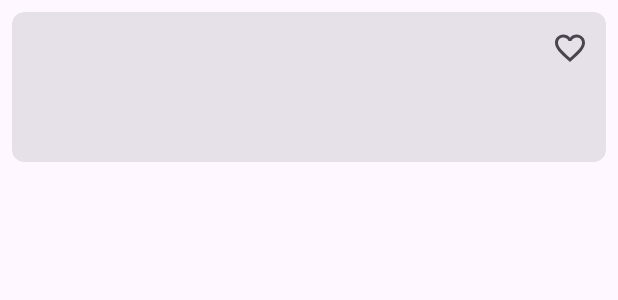
After one commit to DevLeonardoTissi/Student_diary, an Android app: the layout discipline_item.xml on its own in the app's theme, with its tools: preview values and no code run, on a phone screen of 412 x 824 dp. The commit adds this screen. Shown: the top 300 px of the screen. Run offline under Robolectric (Android 15) with nearby library versions, the phone set to English and light mode, and no system bars.

Commit message:
discipline_item.xml

```diff
--- a/app/src/main/java/com/example/studentdiary/di/modules/appModules.kt
+++ b/app/src/main/java/com/example/studentdiary/di/modules/appModules.kt
@@ -25,12 +25,9 @@
             AppDatabase::class.java,
             DATABASE_NAME
         ).build()
-
     }
 
-    single {
-        get<AppDatabase>().disciplineDAO
-    }
+    single { get<AppDatabase>().disciplineDAO }
 }
 
 val firebaseModule = module {
@@ -39,7 +36,6 @@
 }
 
 val retrofitModule = module {
-
     single {
         Retrofit.Builder()
             .baseUrl("https://dicio-api-ten.vercel.app/v2/")
--- /dev/null
+++ b/app/src/main/res/drawable/ic_favorite_filled.xml
@@ -0,0 +1,5 @@
+<vector android:height="24dp" android:tint="#FFFFFF"
+    android:viewportHeight="24" android:viewportWidth="24"
+    android:width="24dp" xmlns:android="http://schemas.android.com/apk/res/android">
+    <path android:fillColor="@android:color/white" android:pathData="M12,21.35l-1.45,-1.32C5.4,15.36 2,12.28 2,8.5 2,5.42 4.42,3 7.5,3c1.74,0 3.41,0.81 4.5,2.09C13.09,3.81 14.76,3 16.5,3 19.58,3 22,5.42 22,8.5c0,3.78 -3.4,6.86 -8.55,11.54L12,21.35z"/>
+</vector>
--- /dev/null
+++ b/app/src/main/res/drawable/ic_favorite_outlined.xml
@@ -0,0 +1,5 @@
+<vector android:height="24dp" android:tint="#FFFFFF"
+    android:viewportHeight="24" android:viewportWidth="24"
+    android:width="24dp" xmlns:android="http://schemas.android.com/apk/res/android">
+    <path android:fillColor="@android:color/white" android:pathData="M16.5,3c-1.74,0 -3.41,0.81 -4.5,2.09C10.91,3.81 9.24,3 7.5,3 4.42,3 2,5.42 2,8.5c0,3.78 3.4,6.86 8.55,11.54L12,21.35l1.45,-1.32C18.6,15.36 22,12.28 22,8.5 22,5.42 19.58,3 16.5,3zM12.1,18.55l-0.1,0.1 -0.1,-0.1C7.14,14.24 4,11.39 4,8.5 4,6.5 5.5,5 7.5,5c1.54,0 3.04,0.99 3.57,2.36h1.87C13.46,5.99 14.96,5 16.5,5c2,0 3.5,1.5 3.5,3.5 0,2.89 -3.14,5.74 -7.9,10.05z"/>
+</vector>
--- /dev/null
+++ b/app/src/main/res/drawable/sl_favorite.xml
@@ -0,0 +1,8 @@
+<?xml version="1.0" encoding="utf-8"?>
+<selector xmlns:android="http://schemas.android.com/apk/res/android">
+
+    <item android:drawable="@drawable/ic_favorite_outlined" android:state_checked="false" />
+    <item android:drawable="@drawable/ic_favorite_filled" android:state_checked="true" />
+    <item android:drawable="@drawable/ic_favorite_outlined"/>
+
+</selector>
--- /dev/null
+++ b/app/src/main/res/layout/discipline_item.xml
@@ -0,0 +1,28 @@
+<?xml version="1.0" encoding="utf-8"?>
+<androidx.cardview.widget.CardView xmlns:android="http://schemas.android.com/apk/res/android"
+    android:layout_width="match_parent"
+    android:layout_height="100dp"
+    xmlns:app="http://schemas.android.com/apk/res-auto"
+    android:elevation="@dimen/elevation_default"
+    app:cardCornerRadius="@dimen/cardCornerRadius_default"
+    android:clickable="true"
+    android:focusable="true"
+    style="?attr/materialCardViewFilledStyle"
+    android:layout_margin="@dimen/cardCornerRadius_default">
+
+    <androidx.constraintlayout.widget.ConstraintLayout
+        android:layout_width="match_parent"
+        android:layout_height="match_parent">
+
+        <CheckBox
+            app:layout_constraintTop_toTopOf="parent"
+            app:layout_constraintEnd_toEndOf="parent"
+            android:layout_width="wrap_content"
+            android:layout_height="wrap_content"
+            android:button="@drawable/sl_favorite"
+            android:buttonTint="@color/white"
+            />
+
+    </androidx.constraintlayout.widget.ConstraintLayout>
+
+</androidx.cardview.widget.CardView>
--- a/app/src/main/res/values/dimens.xml
+++ b/app/src/main/res/values/dimens.xml
@@ -1,4 +1,7 @@
 <?xml version="1.0" encoding="utf-8"?>
 <resources>
     <dimen name="margin_default">16dp</dimen>
+    <dimen name="elevation_default">8dp</dimen>
+    <dimen name="cardCornerRadius_default">8dp</dimen>
+    <dimen name="cardView_margin_default">8dp</dimen>
 </resources>
```
